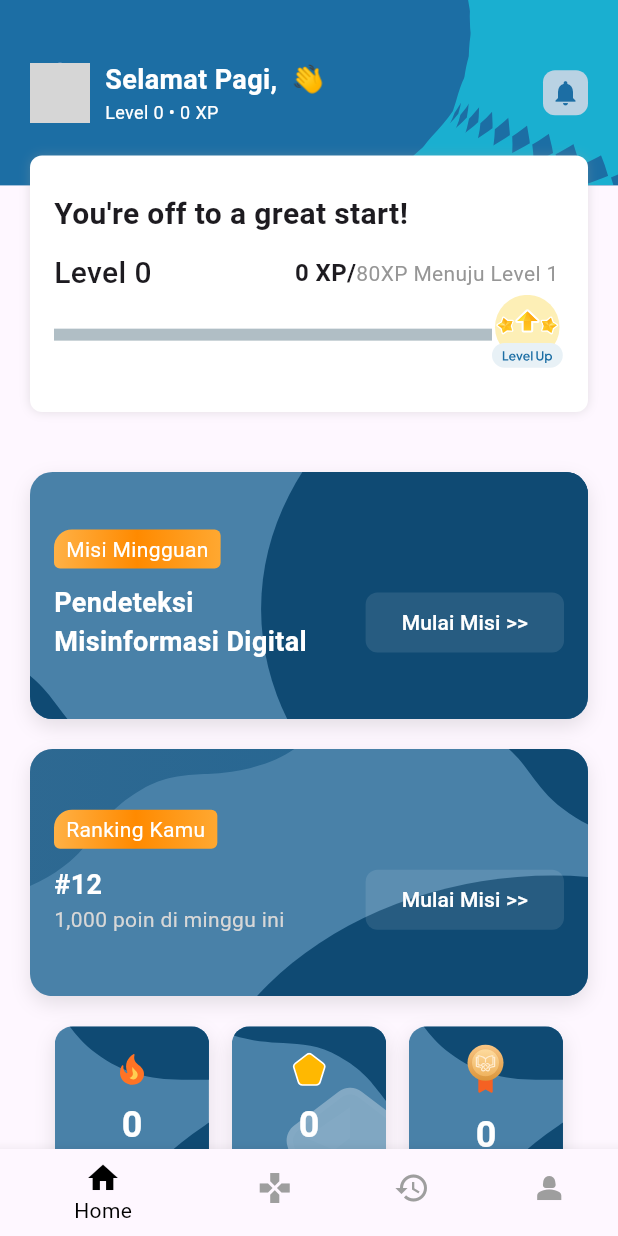
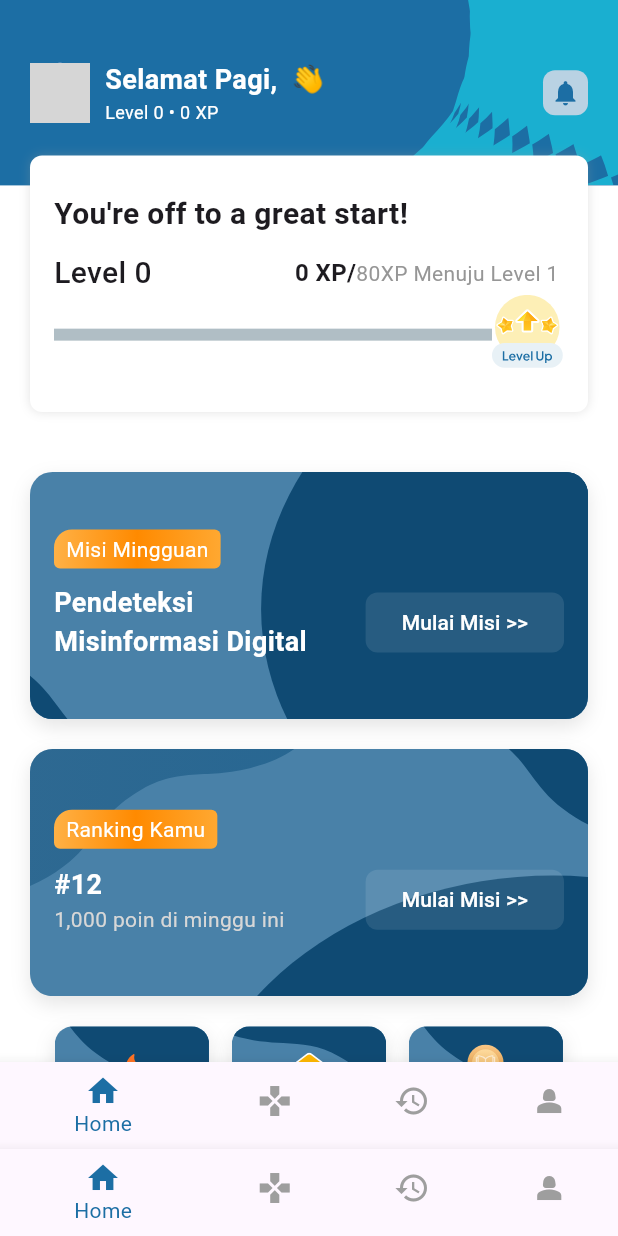
Before and after one commit to femnixx/jaganalar, a Flutter app: the screen it shows once a user with an empty profile is signed in, on a phone screen of 412 x 824 dp. Run offline on Flutter 3.47's test engine with Material 3 defaults, Android fonts, the phone set to English and light mode, and no system bars; our stand-ins replace dash_chat_2, flutter_gemini, flutter_svg, image_picker, shared_preferences, smooth_page_indicator and 2 more; accounts and stored records are empty; network calls fail; grey boxes are pictures that could not be loaded.

Commit message:
made mainscreen

```diff
--- a/lib/Activity.dart
+++ b/lib/Activity.dart
@@ -28,7 +28,7 @@ class _ActivityState extends State<Activity>
     ];
     return BottomNavigationBar(
       currentIndex: _currentIndex,
-      selectedItemColor: Colors.black,
+      selectedItemColor: Color(0xff1C6EA4),
       unselectedItemColor: Colors.grey,
       onTap: (index) {
         setState(() => _currentIndex = index);
--- a/lib/Dashboard.dart
+++ b/lib/Dashboard.dart
@@ -713,23 +713,16 @@ class _DashboardState extends State<Dashboard> {
   }
 
   /// Bottom Navigation Bar
+  // Place this method inside a State class, e.g., _MyScreenState
   Widget _buildBottomNav(BuildContext context) {
-    final pages = [
-      const Dashboard(),
-      const Activity(),
-      const History(),
-      const Profile(),
-    ];
     return BottomNavigationBar(
-      currentIndex: _currentIndex,
-      selectedItemColor: Colors.black,
+      currentIndex: _currentIndex, // Now uses the state variable
+      selectedItemColor: Color(0xff1C6EA4),
       unselectedItemColor: Colors.grey,
       onTap: (index) {
-        setState(() => _currentIndex = index);
-        Navigator.pushReplacement(
-          context,
-          MaterialPageRoute(builder: (_) => pages[index]),
-        );
+        setState(() {
+          _currentIndex = index; // Correctly updates the state
+        });
       },
       items: const [
         BottomNavigationBarItem(icon: Icon(Icons.home), label: 'Home'),
--- a/lib/main.dart
+++ b/lib/main.dart
@@ -11,8 +11,11 @@ import 'package:jaganalar/home_page.dart';
 import 'package:supabase_flutter/supabase_flutter.dart';
 import 'consts.dart';
 
+// Import your new main screen file
+import 'package:jaganalar/main_screen.dart';
+
 Future<void> main() async {
-  WidgetsFlutterBinding.ensureInitialized(); // Important!
+  WidgetsFlutterBinding.ensureInitialized();
 
   await Gemini.init(apiKey: GEMINI_API_KEY);
 
@@ -38,11 +41,7 @@ class _MyAppState extends State<MyApp> {
   @override
   void initState() {
     super.initState();
-
-    // Get persisted user session
     _user = Supabase.instance.client.auth.currentUser;
-
-    // Listen for auth state changes
     Supabase.instance.client.auth.onAuthStateChange.listen((data) {
       setState(() {
         _user = data.session?.user;
@@ -56,9 +55,16 @@ class _MyAppState extends State<MyApp> {
       debugShowCheckedModeBanner: false,
       title: 'JagaNalar',
       theme: ThemeData(
+        dialogBackgroundColor: Colors.white,
         colorScheme: ColorScheme.fromSeed(seedColor: Colors.deepPurple),
+        scaffoldBackgroundColor: Colors.white,
+        bottomNavigationBarTheme: BottomNavigationBarThemeData(
+          backgroundColor: Colors.white70,
+        ),
+        appBarTheme: AppBarTheme(backgroundColor: Colors.white),
       ),
-      home: _user != null ? const Dashboard() : const Signin(),
+      // This is the key change
+      home: _user != null ? const MyMainScreen() : const Signin(),
     );
   }
 }
--- /dev/null
+++ b/lib/main_screen.dart
@@ -0,0 +1,50 @@
+import 'Dashboard.dart';
+import 'Activity.dart';
+import 'package:flutter/material.dart';
+import 'History.dart';
+import 'Profile.dart';
+
+// Your main screen should be a StatefulWidget to manage the tab state
+class MyMainScreen extends StatefulWidget {
+  const MyMainScreen({super.key});
+
+  @override
+  State<MyMainScreen> createState() => _MyMainScreenState();
+}
+
+class _MyMainScreenState extends State<MyMainScreen> {
+  // 1. Move _currentIndex and pages to the state class
+  int _currentIndex = 0;
+
+  final List<Widget> _pages = [
+    const Dashboard(),
+    const Activity(),
+    const History(),
+    const Profile(),
+  ];
+
+  @override
+  Widget build(BuildContext context) {
+    return Scaffold(
+      // 2. The body of the Scaffold changes based on the index
+      body: _pages[_currentIndex],
+      bottomNavigationBar: BottomNavigationBar(
+        currentIndex: _currentIndex,
+        selectedItemColor: const Color(0xff1C6EA4),
+        unselectedItemColor: Colors.grey,
+        onTap: (index) {
+          // 3. Update the state and rebuild the UI
+          setState(() {
+            _currentIndex = index;
+          });
+        },
+        items: const [
+          BottomNavigationBarItem(icon: Icon(Icons.home), label: 'Home'),
+          BottomNavigationBarItem(icon: Icon(Icons.games), label: 'Activity'),
+          BottomNavigationBarItem(icon: Icon(Icons.history), label: 'History'),
+          BottomNavigationBarItem(icon: Icon(Icons.person_2), label: 'Profile'),
+        ],
+      ),
+    );
+  }
+}
```
Also changed, not shown: lib/History.dart (+35 -3 lines).
